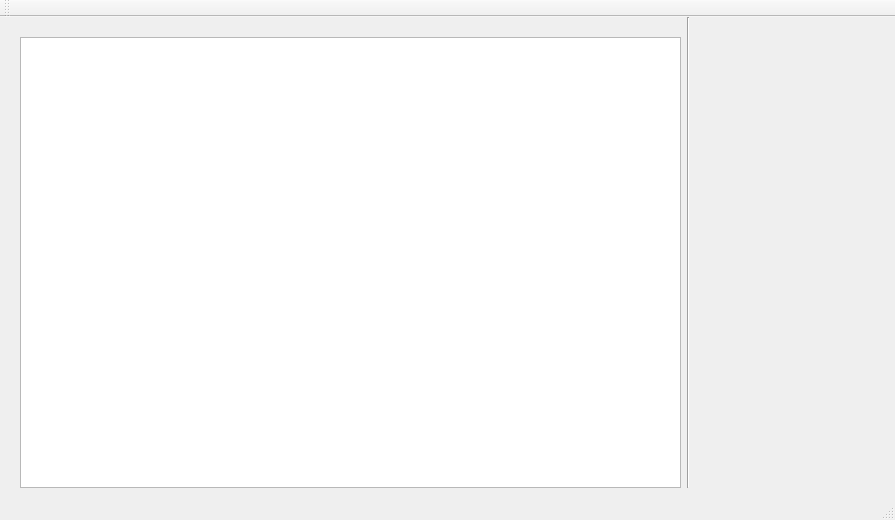
Above: course_CG/mainwindow.ui from fairay/CourseComputerGraphics before the change. Below: the same form after it.
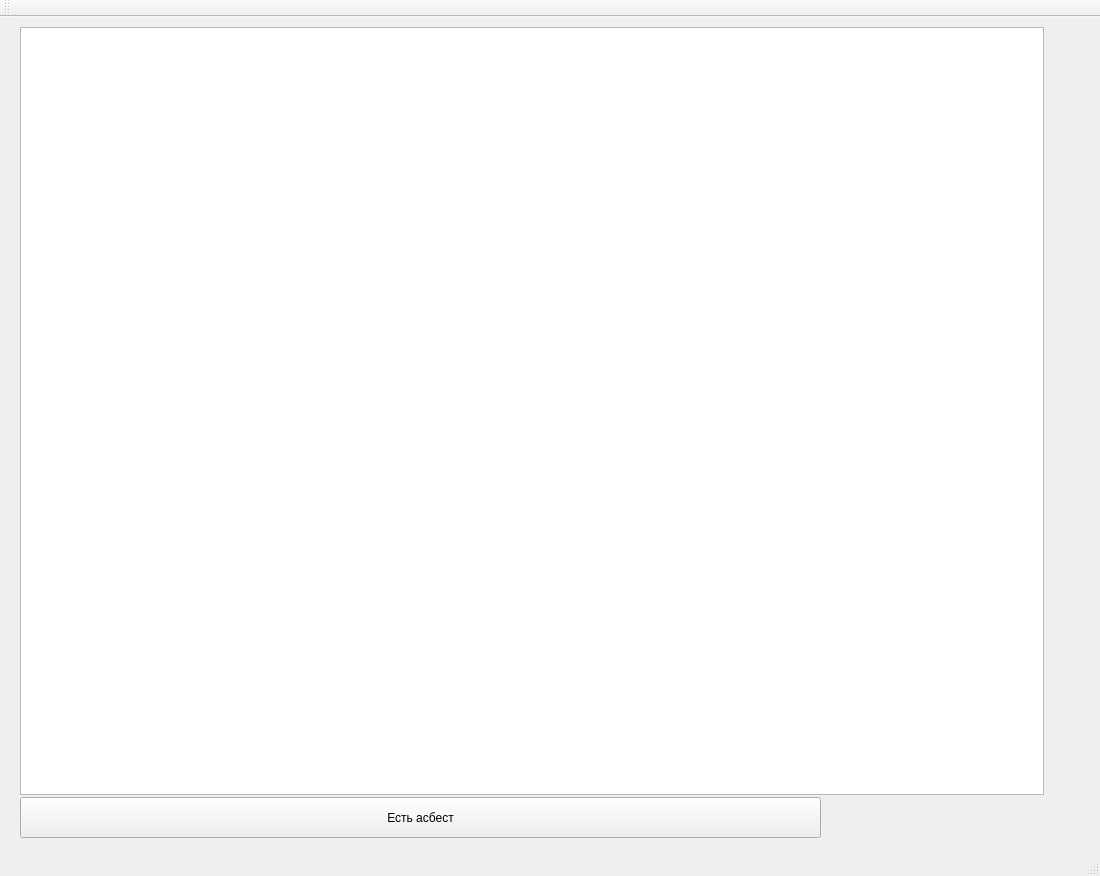
That is the form after the change.

Patch:
```diff
--- a/course_CG/mainwindow.ui
+++ b/course_CG/mainwindow.ui
@@ -6,8 +6,8 @@
    <rect>
     <x>0</x>
     <y>0</y>
-    <width>895</width>
-    <height>520</height>
+    <width>1100</width>
+    <height>876</height>
    </rect>
   </property>
   <property name="windowTitle">
@@ -18,23 +18,23 @@
     <property name="geometry">
      <rect>
       <x>20</x>
-      <y>20</y>
-      <width>661</width>
-      <height>451</height>
+      <y>10</y>
+      <width>1024</width>
+      <height>768</height>
      </rect>
     </property>
    </widget>
-   <widget class="Line" name="line">
+   <widget class="QPushButton" name="pushButton">
     <property name="geometry">
      <rect>
-      <x>680</x>
-      <y>0</y>
-      <width>16</width>
-      <height>471</height>
+      <x>20</x>
+      <y>780</y>
+      <width>801</width>
+      <height>41</height>
      </rect>
     </property>
-    <property name="orientation">
-     <enum>Qt::Vertical</enum>
+    <property name="text">
+     <string>Есть асбест</string>
     </property>
    </widget>
   </widget>
```
Left out of the diff: 2 changed lines with no effect on the pictures.
